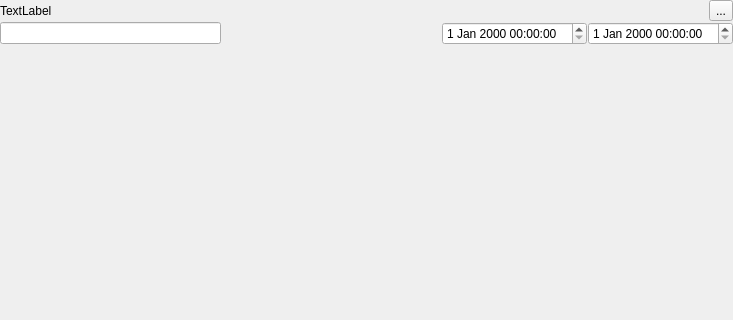
The window that Viewer/ecflowUI/src/TimelineWidget.ui (ecmwf/ecflow) describes before a commit, drawn with Qt 5; both pictures show x 0 to 733 and y 0 to 320 of the 733 by 664 pixel window.
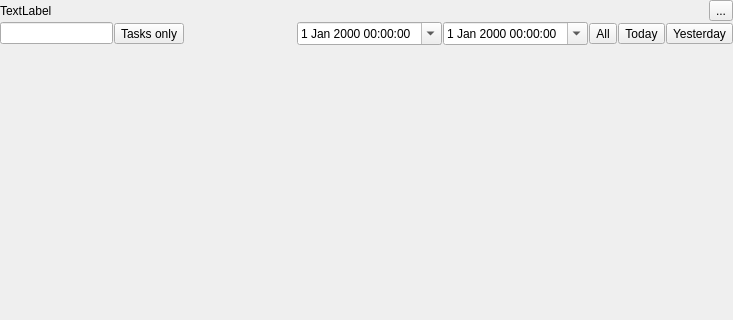
The same window after the commit. Icons and pictures are not drawn. Custom widgets are drawn as their Qt base class.

Commit message: ecFlowUI: implement timeline view ECFLOW-1264

Patch:
```diff
--- a/Viewer/ecflowUI/src/TimelineWidget.ui
+++ b/Viewer/ecflowUI/src/TimelineWidget.ui
@@ -56,6 +56,16 @@
      <item>
       <widget class="QLineEdit" name="filterLe"/>
      </item>
+     <item>
+      <widget class="QToolButton" name="toolButton">
+       <property name="text">
+        <string>Tasks only</string>
+       </property>
+       <property name="checkable">
+        <bool>true</bool>
+       </property>
+      </widget>
+     </item>
      <item>
       <spacer name="spacer">
        <property name="orientation">
@@ -70,10 +80,39 @@
       </spacer>
      </item>
      <item>
-      <widget class="QDateTimeEdit" name="fromTimeEdit"/>
+      <widget class="QDateTimeEdit" name="fromTimeEdit">
+       <property name="calendarPopup">
+        <bool>true</bool>
+       </property>
+      </widget>
      </item>
      <item>
-      <widget class="QDateTimeEdit" name="toTimeEdit"/>
+      <widget class="QDateTimeEdit" name="toTimeEdit">
+       <property name="calendarPopup">
+        <bool>true</bool>
+       </property>
+      </widget>
+     </item>
+     <item>
+      <widget class="QToolButton" name="wholePeriodTb">
+       <property name="text">
+        <string>All</string>
+       </property>
+      </widget>
+     </item>
+     <item>
+      <widget class="QToolButton" name="todayTb">
+       <property name="text">
+        <string>Today</string>
+       </property>
+      </widget>
+     </item>
+     <item>
+      <widget class="QToolButton" name="yesterdayTb">
+       <property name="text">
+        <string>Yesterday</string>
+       </property>
+      </widget>
      </item>
     </layout>
    </item>
```
The commit also changes 4 other files.
